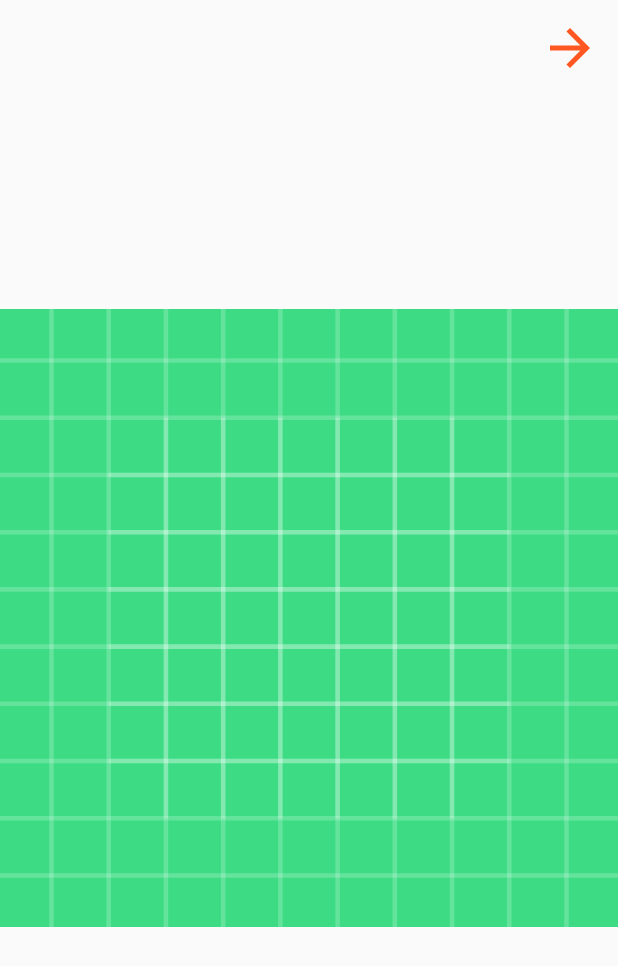
After one commit to HolodTema/Media-Storage-Android, an Android app built with Jetpack Compose: the PhotoInfoActivity screen opened directly, with no data from a screen before it, on a phone screen of 412 x 824 dp. The commit adds this screen. Shown: the top 966 px of the screen. Run offline under Robolectric (Android 15) with nearby library versions, the phone set to English and light mode, and no system bars; our stand-ins replace constraintlayout-compose.

```diff
--- /dev/null
+++ b/app/src/main/java/com/terabyte/mediastorage/activity/PhotoInfoActivity.kt
@@ -0,0 +1,81 @@
+package com.terabyte.mediastorage.activity
+
+import android.os.Bundle
+import androidx.activity.ComponentActivity
+import androidx.activity.compose.setContent
+import androidx.compose.foundation.Image
+import androidx.compose.foundation.layout.fillMaxSize
+import androidx.compose.foundation.layout.padding
+import androidx.compose.foundation.layout.size
+import androidx.compose.material3.Icon
+import androidx.compose.material3.IconButton
+import androidx.compose.runtime.Composable
+import androidx.compose.ui.Modifier
+import androidx.compose.ui.res.painterResource
+import androidx.compose.ui.unit.dp
+import androidx.constraintlayout.compose.ConstraintLayout
+import androidx.lifecycle.ViewModelProvider
+import com.terabyte.mediastorage.R
+import com.terabyte.mediastorage.ui.theme.MediaStorageTheme
+import com.terabyte.mediastorage.ui.theme.Orange
+import com.terabyte.mediastorage.viewmodel.PhotoInfoViewModel
+
+class PhotoInfoActivity: ComponentActivity() {
+    private lateinit var viewModel: PhotoInfoViewModel
+
+    override fun onCreate(savedInstanceState: Bundle?) {
+        super.onCreate(savedInstanceState)
+        setContent {
+            viewModel = ViewModelProvider(
+                this,
+                ViewModelProvider.AndroidViewModelFactory.getInstance(application)
+            )[PhotoInfoViewModel::class.java]
+            MediaStorageTheme {
+                PhotoInfoContent()
+            }
+        }
+    }
+
+    @Composable
+    fun PhotoInfoContent() {
+        ConstraintLayout(
+            modifier = Modifier
+                .fillMaxSize()
+        ) {
+            val image = createRef()
+            val buttonBack = createRef()
+            Image(
+                painter = painterResource(id = R.drawable.ic_launcher_background),
+                modifier = Modifier
+                    .constrainAs(image) {
+                        start.linkTo(parent.start)
+                        end.linkTo(parent.end)
+                        top.linkTo(parent.top)
+                        bottom.linkTo(parent.bottom)
+                    }
+                    .fillMaxSize(),
+                contentDescription = "photo"
+            )
+            IconButton(
+                onClick = {
+                    finish()
+                },
+                modifier = Modifier
+                    .constrainAs(buttonBack) {
+                        end.linkTo(parent.end)
+                        top.linkTo(parent.top)
+                    }
+                    .padding(top = 8.dp, end = 8.dp)
+
+            ) {
+                Icon(
+                    painter = painterResource(id = R.drawable.ic_back),
+                    tint = Orange,
+                    contentDescription = "back",
+                    modifier = Modifier
+                        .size(40.dp)
+                )
+            }
+        }
+    }
+}
--- a/app/src/main/java/com/terabyte/mediastorage/const.kt
+++ b/app/src/main/java/com/terabyte/mediastorage/const.kt
@@ -1,6 +1,6 @@
 package com.terabyte.mediastorage
 
-const val BASE_URL = "http://10.0.2.2:8000"
+const val BASE_URL = "http://192.168.31.38:8000"
 const val TOKEN = ""
 
 const val DATA_STORE_NAME = "myDataStore"
--- a/app/src/main/java/com/terabyte/mediastorage/model/ItemModel.kt
+++ b/app/src/main/java/com/terabyte/mediastorage/model/ItemModel.kt
@@ -1,8 +1,11 @@
 package com.terabyte.mediastorage.model
+
+import androidx.compose.ui.graphics.ImageBitmap
 
 data class ItemModel(
     val id: String,
     val ownerId: Int,
     val name: String,
-    val filename: String
+    val filename: String,
+    val image: ImageBitmap
 )
--- /dev/null
+++ b/app/src/main/java/com/terabyte/mediastorage/viewmodel/PhotoInfoViewModel.kt
@@ -0,0 +1,8 @@
+package com.terabyte.mediastorage.viewmodel
+
+import android.app.Application
+import androidx.lifecycle.AndroidViewModel
+
+class PhotoInfoViewModel(private val application: Application): AndroidViewModel(application) {
+
+}
--- /dev/null
+++ b/app/src/main/res/drawable/ic_back.xml
@@ -0,0 +1,5 @@
+<vector xmlns:android="http://schemas.android.com/apk/res/android" android:autoMirrored="true" android:height="24dp" android:tint="#000000" android:viewportHeight="24" android:viewportWidth="24" android:width="24dp">
+
+    <path android:fillColor="@android:color/white" android:pathData="M12,4l-1.41,1.41L16.17,11H4v2h12.17l-5.58,5.59L12,20l8,-8z"/>
+
+</vector>
```
Also changed, not shown: app/src/main/AndroidManifest.xml (+9 -2 lines), app/src/main/java/com/terabyte/mediastorage/activity/MainActivity.kt (+79 -68 lines), app/src/main/java/com/terabyte/mediastorage/retrofit/GetItemService.kt (added, +15 -0 lines), app/src/main/java/com/terabyte/mediastorage/retrofit/RetrofitManager.kt (+33 -0 lines), app/src/main/java/com/terabyte/mediastorage/util/BitmapConverter.kt (+10 -9 lines), app/src/main/java/com/terabyte/mediastorage/util/composables.kt (added, +51 -0 lines), app/src/main/java/com/terabyte/mediastorage/viewmodel/MainViewModel.kt (+38 -4 lines).
